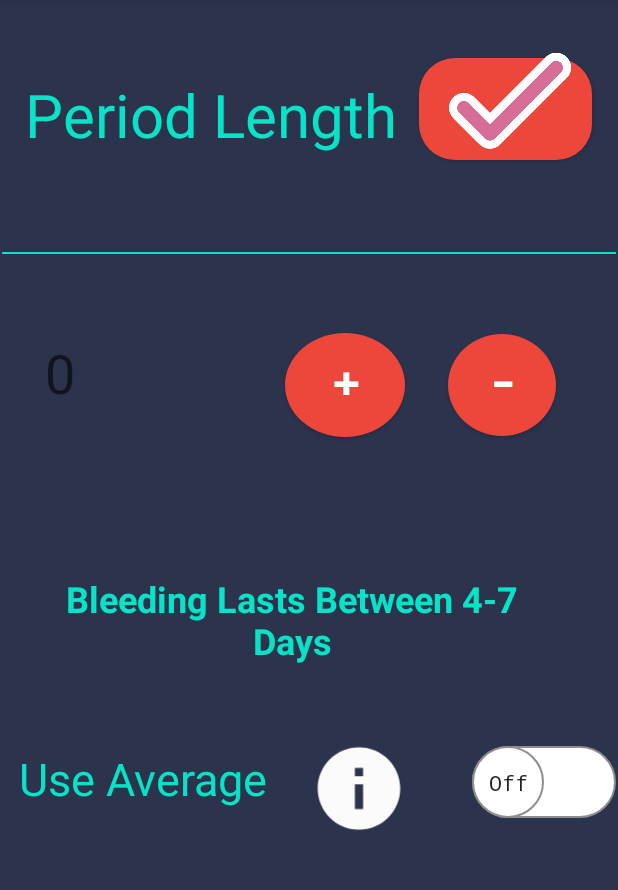
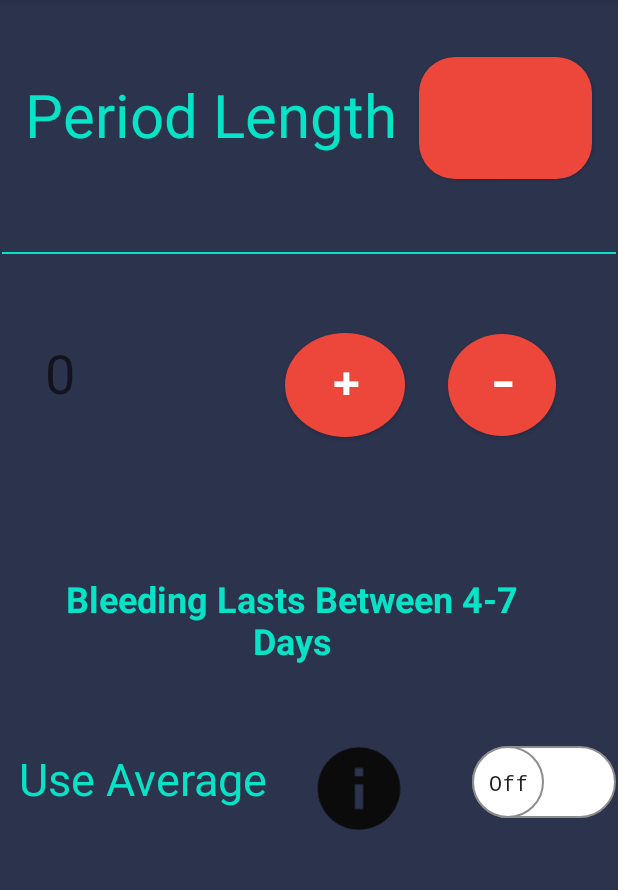
Before and after one commit to kovisha/MADD_PROJECT-Final-, an Android app: the SetPeriodLength screen opened directly, with no data from a screen before it, on a phone screen of 412 x 824 dp, the part 84-974 px from its top. Run offline under Robolectric (Android 15) with nearby library versions, the phone set to English and light mode, and no system bars; Roboto replaces fonts that are not available here.

```diff
--- a/app/src/main/java/com/example/project_madd/DisplayCalendar.java
+++ b/app/src/main/java/com/example/project_madd/DisplayCalendar.java
@@ -9,6 +9,9 @@ import android.view.Menu;
 import android.view.MenuItem;
 import android.widget.CalendarView;
 import android.widget.TextView;
+
+import java.util.ArrayList;
+import java.util.Calendar;
 
 public class DisplayCalendar extends AppCompatActivity {
 
@@ -25,6 +28,8 @@ public class DisplayCalendar extends AppCompatActivity {
         calendarview = findViewById(R.id.DisplayCalendar);
         myDate = findViewById(R.id.presentDate);
 
+
+
         calendarview.setOnDateChangeListener(new CalendarView.OnDateChangeListener() {
             @Override
             public void onSelectedDayChange(@NonNull CalendarView calendarView, int i, int i1, int i2) {
@@ -32,6 +37,7 @@ public class DisplayCalendar extends AppCompatActivity {
                 myDate.setText(date);
             }
         });
+
 
 
 
--- a/app/src/main/res/drawable/ic_baseline_info_24.xml
+++ b/app/src/main/res/drawable/ic_baseline_info_24.xml
@@ -1,4 +1,4 @@
-<vector android:height="24dp" android:tint="#FBFBFB"
+<vector android:height="24dp" android:tint="#0B0B0B"
     android:viewportHeight="24" android:viewportWidth="24"
     android:width="24dp" xmlns:android="http://schemas.android.com/apk/res/android">
     <path android:fillColor="@android:color/white" android:pathData="M12,2C6.48,2 2,6.48 2,12s4.48,10 10,10 10,-4.48 10,-10S17.52,2 12,2zM13,17h-2v-6h2v6zM13,9h-2L11,7h2v2z"/>
--- /dev/null
+++ b/app/src/main/res/drawable/ic_baseline_thumb_up_24.xml
@@ -0,0 +1,5 @@
+<vector android:height="24dp" android:tint="#FBFBFB"
+    android:viewportHeight="24" android:viewportWidth="24"
+    android:width="24dp" xmlns:android="http://schemas.android.com/apk/res/android">
+    <path android:fillColor="@android:color/white" android:pathData="M1,21h4L5,9L1,9v12zM23,10c0,-1.1 -0.9,-2 -2,-2h-6.31l0.95,-4.57 0.03,-0.32c0,-0.41 -0.17,-0.79 -0.44,-1.06L14.17,1 7.59,7.59C7.22,7.95 7,8.45 7,9v10c0,1.1 0.9,2 2,2h9c0.83,0 1.54,-0.5 1.84,-1.22l3.02,-7.05c0.09,-0.23 0.14,-0.47 0.14,-0.73v-2z"/>
+</vector>
--- a/app/src/main/res/layout/activity_set_period_length.xml
+++ b/app/src/main/res/layout/activity_set_period_length.xml
@@ -105,7 +105,7 @@
     <Button
         android:id="@+id/PlengthSettingBtn"
         android:layout_width="115dp"
-        android:layout_height="68dp"
+        android:layout_height="81dp"
         android:background="@drawable/rounded_corners"
         android:backgroundTint="@color/projectBtns"
         android:onClick="confirmPeriodLength"
@@ -115,19 +115,6 @@
         app:layout_constraintStart_toStartOf="parent"
         app:layout_constraintTop_toTopOf="parent"
         app:layout_constraintVertical_bias="0.055" />
-
-    <ImageView
-        android:id="@+id/imageViewTick"
-        android:layout_width="113dp"
-        android:layout_height="130dp"
-        android:elevation="@android:dimen/thumbnail_width"
-        app:layout_constraintBottom_toBottomOf="parent"
-        app:layout_constraintEnd_toEndOf="parent"
-        app:layout_constraintHorizontal_bias="0.946"
-        app:layout_constraintStart_toStartOf="parent"
-        app:layout_constraintTop_toTopOf="parent"
-        app:layout_constraintVertical_bias="0.0"
-        app:srcCompat="@drawable/tickicon" />
 
     <TextView
         android:id="@+id/PlengthAvg"
@@ -164,6 +151,7 @@
         android:id="@+id/btnInfo"
         android:layout_width="81dp"
         android:layout_height="66dp"
+        android:onClick="PeriodInfoMessage"
         app:layout_constraintBottom_toBottomOf="parent"
         app:layout_constraintEnd_toEndOf="parent"
         app:layout_constraintHorizontal_bias="0.6"
```
Also changed, not shown: app/src/main/AndroidManifest.xml (+2 -6 lines), app/src/main/java/com/example/project_madd/SetCycleLength.java (+37 -7 lines), app/src/main/java/com/example/project_madd/SetPeriodLength.java (+20 -0 lines), app/src/main/java/com/example/project_madd/Settings_Home_Common.java (+23 -0 lines), app/src/main/java/com/example/project_madd/setOvulationLength.java (+22 -0 lines), app/src/main/res/layout/activity_set_cycle_length.xml (+6 -16 lines), app/src/main/res/layout/activity_set_ovulation_length.xml (+3 -16 lines), app/src/main/res/layout/activity_settings__home__common.xml (+10 -0 lines).
